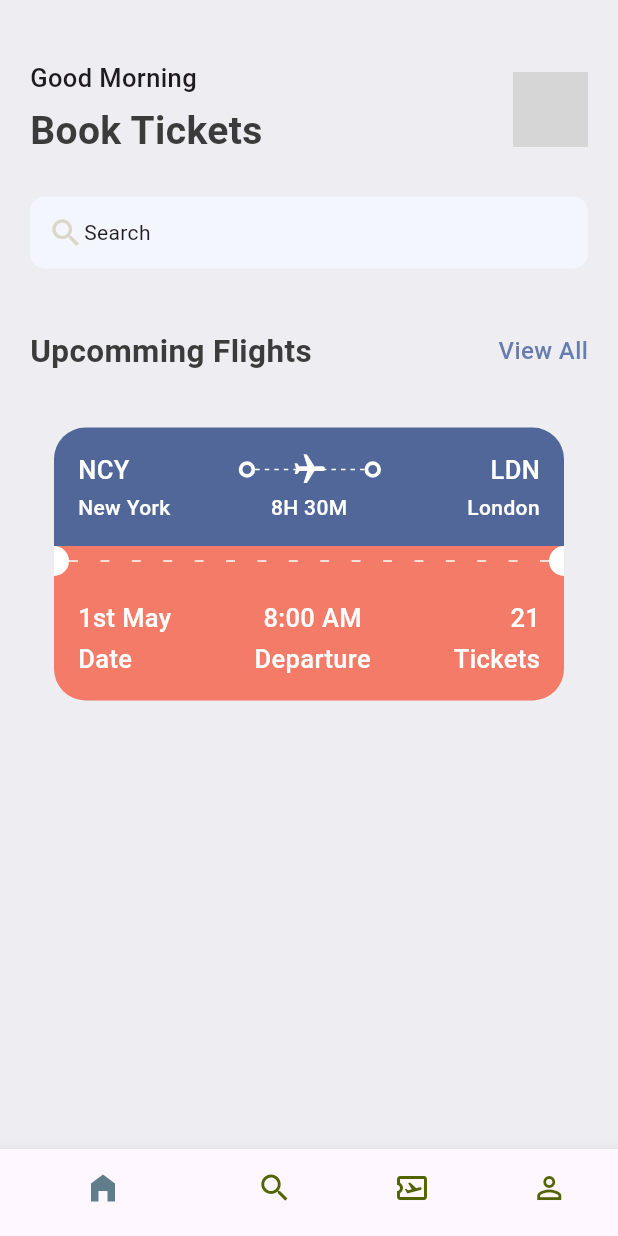
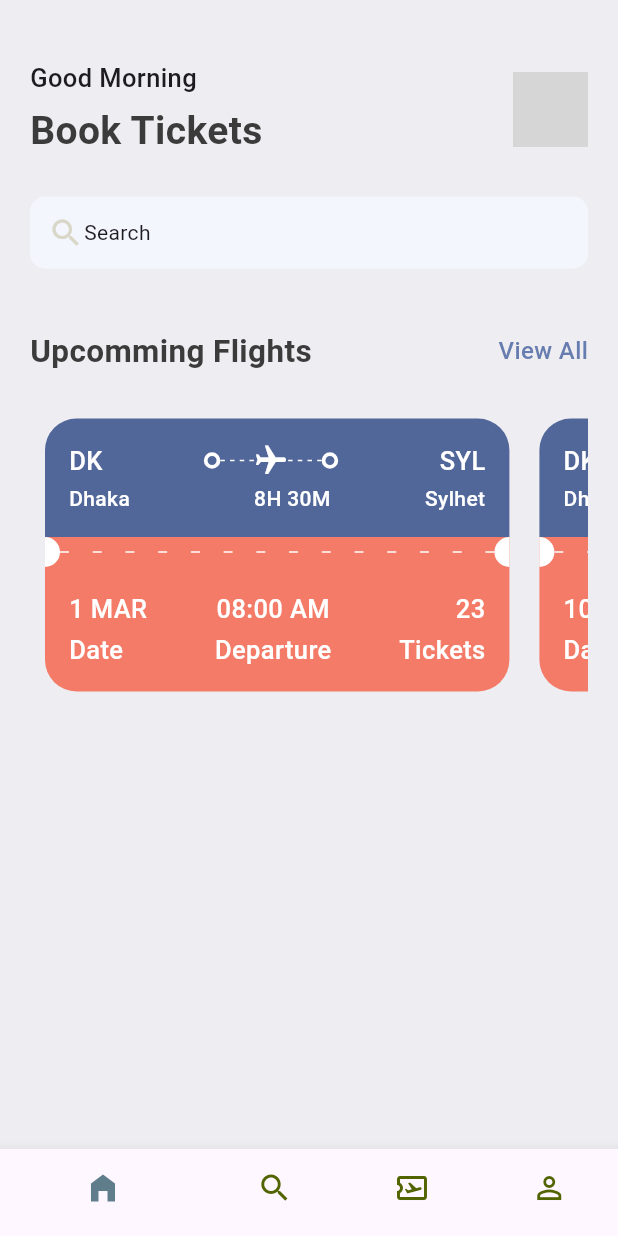
Before and after one commit to fahadahmadshemul/ticket_app, a Flutter app: the screen it shows after launch, on a phone screen of 412 x 824 dp. Run offline on Flutter 3.47's test engine with Material 3 defaults, Android fonts, the phone set to English and light mode, and no system bars; grey boxes are pictures that could not be loaded.

Commit message:
Make dynamic tickets

```diff
--- /dev/null
+++ b/lib/base/utils/all_json.dart
@@ -0,0 +1,26 @@
+List<Map<String, dynamic>> ticketList = [
+  {
+    'from': {'code': "DK", 'name': "Dhaka"},
+    'to': {'code': "SYL", 'name': "Sylhet"},
+    'flying_time': '8H 30M',
+    'date': "1 MAR",
+    'departure_time': "08:00 AM",
+    "number": 23
+  },
+  {
+    'from': {'code': "DK", 'name': "Dhaka"},
+    'to': {'code': "SH", 'name': "Shanghai"},
+    'flying_time': '4H 20M',
+    'date': "10 MAY",
+    'departure_time': "10:00 AM",
+    "number": 45
+  },
+  {
+    'from': {'code': "CHT", 'name': "Chottogram"},
+    'to': {'code': "SH", 'name': "Shanghai"},
+    'flying_time': '4H 20M',
+    'date': "10 MAY",
+    'departure_time': "09:00 AM",
+    "number": 45
+  },
+];
--- a/lib/base/widgets/app_double_text.dart
+++ b/lib/base/widgets/app_double_text.dart
@@ -19,7 +19,9 @@ class AppDoubleText extends StatelessWidget {
           style: AppStyle.headlineStyleTwo,
         ),
         InkWell(
-          onTap: () {},
+          onTap: () {
+            print("Tapped");
+          },
           child: Text(smallText,
               style: AppStyle.textStyle.copyWith(color: AppStyle.primaryColor)),
         )
--- a/lib/base/widgets/ticket_view.dart
+++ b/lib/base/widgets/ticket_view.dart
@@ -8,32 +8,38 @@ import 'package:helloworld/base/widgets/text_style_fourth.dart';
 import 'package:helloworld/base/widgets/text_style_third.dart';
 
 class TicketView extends StatelessWidget {
-  const TicketView({Key? key}) : super(key: key);
+  // final Map<String dynamic> ticket;
+  final Map<String, dynamic> ticket;
+  const TicketView({Key? key, required this.ticket}) : super(key: key);
 
   @override
   Widget build(BuildContext context) {
     final size = MediaQuery.of(context).size;
     return SizedBox(
-        width: size.width * 85,
+      width: size.width * 0.80,
       height: 300,
       child: Container(
-            margin: EdgeInsets.all(16),
+        margin: EdgeInsets.all(10),
         child: Column(
           children: [
-                //########### Blue part of the ticket ###########
+            // Blue part of the ticket
             Container(
               padding: EdgeInsets.all(16),
               decoration: BoxDecoration(
                 color: AppStyle.ticketBlue,
                 borderRadius: BorderRadius.only(
                   topLeft: Radius.circular(21),
-                          topRight: Radius.circular(21))),
+                  topRight: Radius.circular(21),
+                ),
+              ),
               child: Center(
-                    child: Column(children: [
-                      //show departure and destination with icons
-                      Row(children: [
+                child: Column(
+                  children: [
+                    // Show departure and destination with icons
+                    Row(
+                      children: [
                         TextStyleThird(
-                          text: "NCY",
+                          text: ticket["from"]["code"],
                         ),
                         Expanded(child: Container()),
                         BigDot(),
@@ -52,34 +58,41 @@ class TicketView extends StatelessWidget {
                                   child: Icon(
                                     Icons.flight,
                                     color: Colors.white,
-                                    )))
+                                  ),
+                                ),
+                              ),
                             ],
-                        )),
+                          ),
+                        ),
                         BigDot(),
                         Expanded(child: Container()),
-                        TextStyleThird(text: "LDN")
-                      ]),
-
-                      SizedBox(
-                        height: 3,
+                        TextStyleThird(text: ticket["to"]["code"]),
+                      ],
                     ),
-                      //show departure and destination with time
+                    SizedBox(height: 3),
+                    // Show departure and destination with time
                     Row(
                       mainAxisAlignment: MainAxisAlignment.spaceBetween,
                       children: [
                         SizedBox(
                           width: 100,
-                                child: TextStyleFourth(text: "New York")),
-                            TextStyleFourth(text: "8H 30M"),
+                          child: TextStyleFourth(text: ticket["from"]["name"]),
+                        ),
+                        TextStyleFourth(text: ticket["flying_time"]),
                         SizedBox(
-                                width: 100,
+                          width: 80,
                           child: TextStyleFourth(
-                                    text: "London", align: TextAlign.end))
-                          ]),
-                    ]),
+                            text: ticket["to"]["name"],
+                            align: TextAlign.end,
                           ),
                         ),
-                //########### Divider part of the ticket ###########
+                      ],
+                    ),
+                  ],
+                ),
+              ),
+            ),
+            // Divider part of the ticket
             Container(
               height: 20,
               color: AppStyle.ticketOrange,
@@ -90,70 +103,50 @@ class TicketView extends StatelessWidget {
                     child: AppLayoutBuilder(
                       randomDivider: 20,
                       width: 6,
-                      )),
-                      BigCircle(
-                        isRight: true,
                     ),
+                  ),
+                  BigCircle(isRight: true),
                 ],
               ),
             ),
-                //########### Orange part of the ticket ###########
+            // Orange part of the ticket
             Container(
               padding: EdgeInsets.all(16),
               decoration: BoxDecoration(
                 color: AppStyle.ticketOrange,
                 borderRadius: BorderRadius.only(
                   bottomLeft: Radius.circular(21),
-                            bottomRight: Radius.circular(21))),
-                    child: Column(children: [
+                  bottomRight: Radius.circular(21),
+                ),
+              ),
+              child: Column(
+                children: [
                   Row(
                     mainAxisAlignment: MainAxisAlignment.spaceBetween,
                     children: [
                       AppLayoutTextColumn(
-                              topText: "1st May",
+                        topText: ticket['date'],
                         bottomText: "Date",
-                              alignment: CrossAxisAlignment.start),
+                        alignment: CrossAxisAlignment.start,
+                      ),
                       AppLayoutTextColumn(
-                            topText: "8:00 AM",
+                        topText: ticket["departure_time"],
                         bottomText: "Departure",
                         alignment: CrossAxisAlignment.center,
                       ),
                       AppLayoutTextColumn(
-                            topText: "21",
+                        topText: ticket["number"].toString(),
                         bottomText: "Tickets",
                         alignment: CrossAxisAlignment.end,
                       ),
                     ],
-                      )
-                    ])
-                    // Center(
-                    //   child: Column(children: [
-                    //     //show departure and destination with icons
-                    //     Row(children: [
-                    //       TextStyleThird(text: "1st May"),
-                    //       Expanded(child: Container()),
-                    //       Expanded(
-                    //         child: TextStyleThird(text: "8:00 AM"),
-                    //       ),
-                    //       Expanded(child: Container()),
-                    //       TextStyleThird(text: "23")
-                    //     ]),
-
-                    //     SizedBox(
-                    //       height: 3,
-                    //     ),
-                    //     //show departure and destination with time
-                    //     Row(
-                    //         mainAxisAlignment: MainAxisAlignment.spaceBetween,
-                    //         children: [
-                    //           TextStyleThird(text: "Date"),
-                    //           TextStyleThird(text: "Deparature Time"),
-                    //           TextStyleThird(text: "Number"),
-                    //         ]),
-                    //   ]),
-                    // ),
                   ),
                 ],
-            )));
+              ),
+            ),
+          ],
+        ),
+      ),
+    );
   }
 }
--- /dev/null
+++ b/lib/screens/all_tickets.dart
@@ -0,0 +1,18 @@
+import 'package:flutter/material.dart';
+import 'package:helloworld/base/res/styles/app_style.dart';
+import 'package:helloworld/base/utils/all_json.dart';
+import 'package:helloworld/base/widgets/ticket_view.dart';
+
+class AllTickets extends StatelessWidget {
+  const AllTickets({Key? key}) : super(key: key);
+
+  @override
+  Widget build(BuildContext context) {
+    return Scaffold(
+        backgroundColor: AppStyle.bgColor,
+        body: Row(
+            children: ticketList.map((singleTicket) {
+          return TicketView(ticket: singleTicket);
+        }).toList()));
+  }
+}
--- a/lib/screens/home_screen.dart
+++ b/lib/screens/home_screen.dart
@@ -1,6 +1,7 @@
 import 'package:flutter/material.dart';
 import 'package:helloworld/base/res/media.dart';
 import 'package:helloworld/base/res/styles/app_style.dart';
+import 'package:helloworld/base/utils/all_json.dart';
 import 'package:helloworld/base/widgets/app_double_text.dart';
 import 'package:helloworld/base/widgets/ticket_view.dart';
 
@@ -60,7 +61,13 @@ class HomeScreen extends StatelessWidget {
               const SizedBox(
                 height: 20,
               ),
-              TicketView(),
+              SingleChildScrollView(
+                scrollDirection: Axis.horizontal,
+                child: Row(
+                    children: ticketList.map((singleTicket) {
+                  return TicketView(ticket: singleTicket);
+                }).toList()),
+              )
             ],
           ),
         ),
```
Lines whose indentation alone changed are shown as unchanged.
